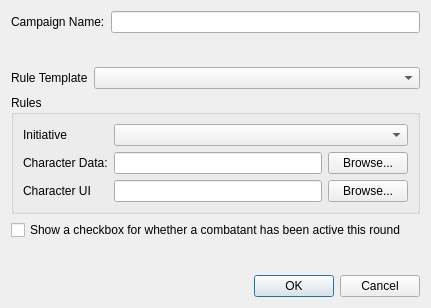
First picture: the form in DMHelper/src/newcampaigndialog.ui, repository MMetze/DMHelper, before the edit.
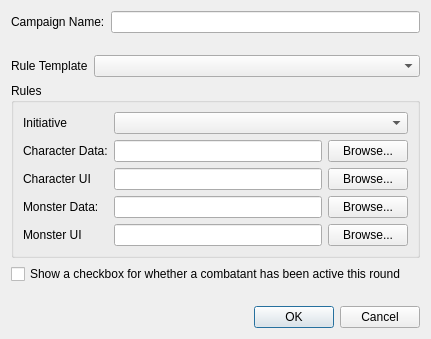
Second picture: the form after the edit. Icons and pictures are not drawn.

Patch:
```diff
--- a/DMHelper/src/newcampaigndialog.ui
+++ b/DMHelper/src/newcampaigndialog.ui
@@ -7,7 +7,7 @@
     <x>0</x>
     <y>0</y>
     <width>431</width>
-    <height>308</height>
+    <height>339</height>
    </rect>
   </property>
   <property name="windowTitle">
@@ -16,7 +16,7 @@
   <property name="styleSheet">
    <string notr="true">background-image: url(:/img/data/parchment.jpg);</string>
   </property>
-  <layout class="QVBoxLayout" name="verticalLayout_3">
+  <layout class="QVBoxLayout" name="verticalLayout">
    <item>
     <layout class="QHBoxLayout" name="horizontalLayout">
      <item>
@@ -82,45 +82,32 @@
      <property name="title">
       <string>Rules</string>
      </property>
-     <layout class="QHBoxLayout" name="horizontalLayout_5">
-      <item>
-       <layout class="QVBoxLayout" name="verticalLayout">
-        <item>
+     <layout class="QFormLayout" name="formLayout">
+      <item row="0" column="0">
          <widget class="QLabel" name="label_2">
           <property name="text">
            <string>Initiative</string>
           </property>
          </widget>
         </item>
-        <item>
+      <item row="0" column="1">
+       <widget class="QComboBox" name="cmbInitiative">
+        <property name="sizePolicy">
+         <sizepolicy hsizetype="MinimumExpanding" vsizetype="Fixed">
+          <horstretch>0</horstretch>
+          <verstretch>0</verstretch>
+         </sizepolicy>
+        </property>
+       </widget>
+      </item>
+      <item row="1" column="0">
          <widget class="QLabel" name="label_3">
           <property name="text">
            <string>Character Data:</string>
           </property>
          </widget>
         </item>
-        <item>
-         <widget class="QLabel" name="label_4">
-          <property name="text">
-           <string>Character UI</string>
-          </property>
-         </widget>
-        </item>
-       </layout>
-      </item>
-      <item>
-       <layout class="QVBoxLayout" name="verticalLayout_2">
-        <item>
-         <widget class="QComboBox" name="cmbInitiative">
-          <property name="sizePolicy">
-           <sizepolicy hsizetype="MinimumExpanding" vsizetype="Fixed">
-            <horstretch>0</horstretch>
-            <verstretch>0</verstretch>
-           </sizepolicy>
-          </property>
-         </widget>
-        </item>
-        <item>
+      <item row="1" column="1">
          <layout class="QHBoxLayout" name="horizontalLayout_4">
           <item>
            <widget class="QLineEdit" name="edtCharacterData"/>
@@ -134,7 +121,14 @@
           </item>
          </layout>
         </item>
-        <item>
+      <item row="2" column="0">
+       <widget class="QLabel" name="label_4">
+        <property name="text">
+         <string>Character UI</string>
+        </property>
+       </widget>
+      </item>
+      <item row="2" column="1">
          <layout class="QHBoxLayout" name="horizontalLayout_2">
           <item>
            <widget class="QLineEdit" name="edtCharacterUI"/>
@@ -147,6 +141,46 @@
            </widget>
           </item>
          </layout>
+      </item>
+      <item row="3" column="0">
+       <widget class="QLabel" name="label_6">
+        <property name="text">
+         <string>Monster Data:</string>
+        </property>
+       </widget>
+      </item>
+      <item row="3" column="1">
+       <layout class="QHBoxLayout" name="horizontalLayout_6">
+        <item>
+         <widget class="QLineEdit" name="edtMonsterData"/>
+        </item>
+        <item>
+         <widget class="QPushButton" name="btnBrowseMonsterData">
+          <property name="text">
+           <string>Browse...</string>
+          </property>
+         </widget>
+        </item>
+       </layout>
+      </item>
+      <item row="4" column="0">
+       <widget class="QLabel" name="label_7">
+        <property name="text">
+         <string>Monster UI</string>
+        </property>
+       </widget>
+      </item>
+      <item row="4" column="1">
+       <layout class="QHBoxLayout" name="horizontalLayout_7">
+        <item>
+         <widget class="QLineEdit" name="edtMonsterUI"/>
+        </item>
+        <item>
+         <widget class="QPushButton" name="btnBrowseMonsterUI">
+          <property name="text">
+           <string>Browse...</string>
+          </property>
+         </widget>
         </item>
        </layout>
       </item>
```
Lines whose indentation alone changed are shown as unchanged.
